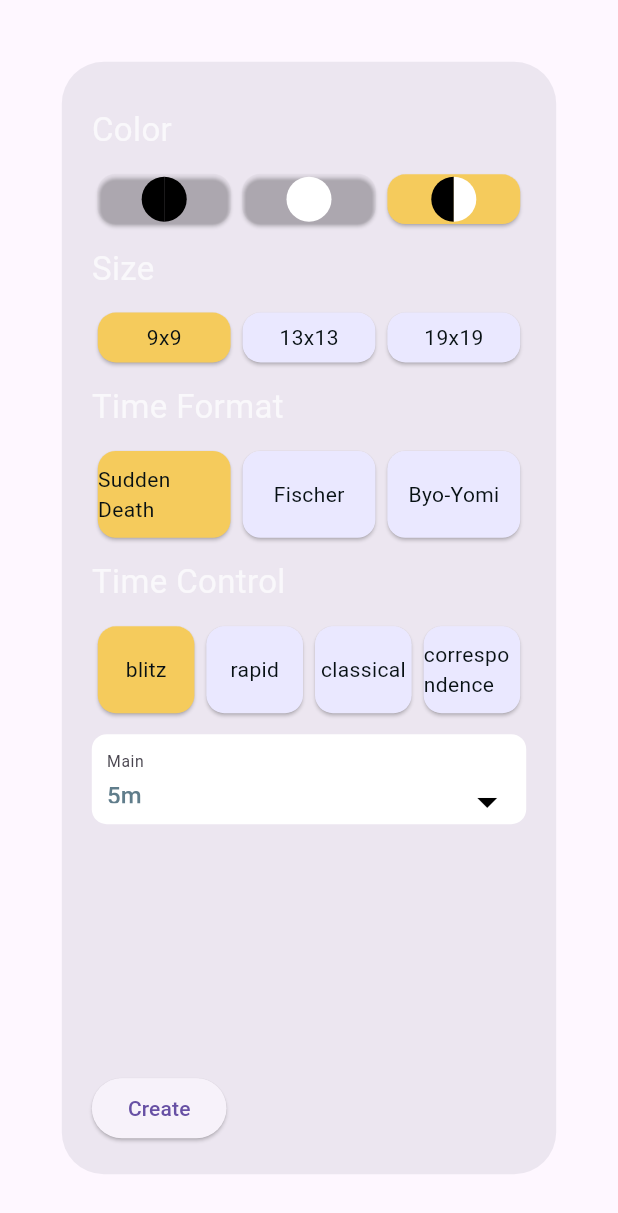
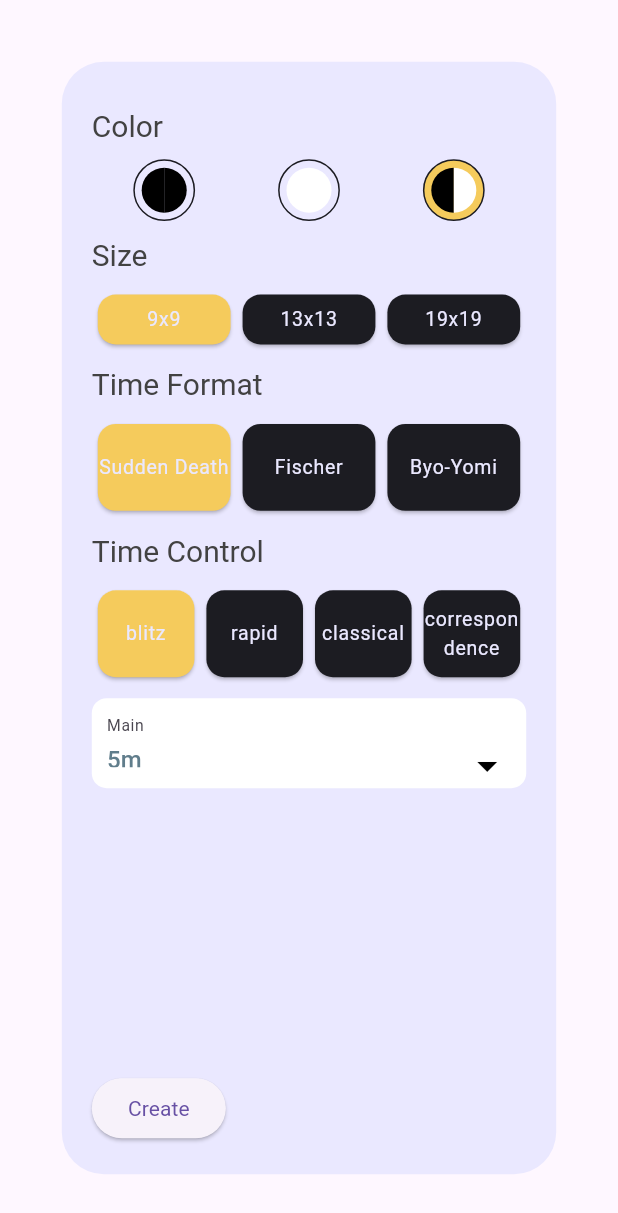
Before and after one commit to avnotaklu/FossGoApp, a Flutter app: the CreateGameScreen widget shown alone on an empty page, opened directly, on a phone screen of 412 x 824 dp. Shown: the top 1213 px of the screen. Run offline on Flutter 3.47's test engine with Material 3 defaults, Android fonts, the phone set to English and light mode, and no system bars; our stand-ins replace firebase_core, flutter_signin_button, fpdart, google_sign_in, responsive_framework, shared_preferences; missing offline and left inert: barebones_timer, signalr_netcore; accounts and stored records are empty; network calls fail; project files that could hold a hidden picture were left out.

Commit message:
Create game ui with new Themes

```diff
--- a/lib/modules/homepage/create_game_screen.dart
+++ b/lib/modules/homepage/create_game_screen.dart
@@ -3,7 +3,9 @@ import 'package:go/constants/constants.dart' as Constants;
 import 'package:flutter/material.dart';
 import 'package:go/constants/constants.dart';
 import 'package:go/core/foundation/duration.dart';
+import 'package:go/core/utils/theme_helpers/context_extensions.dart';
 import 'package:go/models/variant_type.dart';
+import 'package:go/modules/homepage/custom_games_page.dart';
 import 'package:go/modules/homepage/stone_selection_widget.dart';
 import 'package:go/models/time_control.dart';
 import 'package:go/modules/gameplay/playfield_interface/game_widget.dart';
@@ -23,6 +25,7 @@ class CreateGameScreen extends StatelessWidget {
   @override
   Widget build(BuildContext context) {
     return Dialog(
+      backgroundColor: context.theme.cardColor,
       child: Consumer<CreateGameProvider>(builder: (context, cgp, child) {
         return Container(
           height: MediaQuery.of(context).size.height * 0.9,
@@ -32,7 +35,7 @@ class CreateGameScreen extends StatelessWidget {
             mainAxisAlignment: MainAxisAlignment.start,
             crossAxisAlignment: CrossAxisAlignment.start,
             children: [
-              sectionHeading("Color"),
+              sectionHeading(context, "Color"),
               SizedBox(
                 height: MediaQuery.sizeOf(context).height * 0.05,
                 child: Row(
@@ -53,82 +56,52 @@ class CreateGameScreen extends StatelessWidget {
                   ],
                 ),
               ),
-              sectionHeading("Size"),
+              sectionHeading(context, "Size"),
               SizedBox(
                 height: MediaQuery.sizeOf(context).height * 0.05,
                 child: Row(
                     mainAxisSize: MainAxisSize.max,
                     children: Constants.boardSizes.map((item) {
                       return Expanded(
-                        child: GestureDetector(
+                        child: SelectionCard(
                           onTap: () => cgp.changeBoardSize(item),
-                          child: Card(
-                            color: cgp.boardSize == item
-                                ? defaultTheme.enabledColor
-                                : defaultTheme.disabledColor,
-                            child: Center(
-                              child: Text(
-                                item.toString(),
-                                style: TextStyle(
-                                    color: defaultTheme.secondaryTextColor),
-                              ),
-                            ),
-                          ),
+                          selected: cgp.boardSize == item,
+                          label: item.toString(),
                         ),
                       );
                     }).toList()),
               ),
-              sectionHeading("Time Format"),
+              sectionHeading(context, "Time Format"),
               SizedBox(
                 height: MediaQuery.sizeOf(context).height * 0.08,
                 child: Row(
                   mainAxisSize: MainAxisSize.max,
                   children: Constants.TimeFormat.values.map((item) {
                     return Expanded(
-                      child: GestureDetector(
+                      child: SelectionCard(
                         onTap: () {
                           cgp.changeTimeFormat(item);
                         },
-                        child: Card(
-                          color: cgp.timeFormat == item
-                              ? defaultTheme.enabledColor
-                              : defaultTheme.disabledColor,
-                          child: Center(
-                            child: Text(
-                              item.formatName,
-                              style: TextStyle(
-                                  color: defaultTheme.secondaryTextColor),
-                            ),
-                          ),
-                        ),
+                        selected: cgp.timeFormat == item,
+                        label: item.formatName,
                       ),
                     );
                   }).toList(),
                 ),
               ),
-              sectionHeading("Time Control"),
+              sectionHeading(context, "Time Control"),
               SizedBox(
                 height: MediaQuery.sizeOf(context).height * 0.08,
                 child: Row(
                   mainAxisSize: MainAxisSize.max,
                   children: TimeStandard.values.map((item) {
                     return Expanded(
-                      child: GestureDetector(
+                      child: SelectionCard(
                         onTap: () {
                           cgp.changeTimeStandard(item);
                         },
-                        child: Card(
-                          color: cgp.timeStandard == item
-                              ? defaultTheme.enabledColor
-                              : defaultTheme.disabledColor,
-                          child: Center(
-                            child: Text(
-                              item.name,
-                              style: TextStyle(
-                                  color: defaultTheme.secondaryTextColor),
-                            ),
-                          ),
-                        ),
+                        selected: cgp.timeStandard == item,
+                        label: item.name,
                       ),
                     );
                   }).toList(),
@@ -248,10 +221,17 @@ class CreateGameScreen extends StatelessWidget {
           //   selected: mStoneType == type,
           // child:
 
-          Card(
-        color: cgp.mStoneType == type
-            ? defaultTheme.enabledColor
-            : Colors.transparent,
+          Container(
+        decoration: BoxDecoration(
+          color: cgp.mStoneType == type
+              ? context.theme.indicatorColor
+              : context.theme.cardColor,
+          shape: BoxShape.circle,
+          border: Border.all(
+            color: context.theme.disabledColor,
+            width: 1,
+          ),
+        ),
         child: Center(
           child: SizedBox(
             height: 30,
@@ -265,13 +245,10 @@ class CreateGameScreen extends StatelessWidget {
     );
   }
 
-  Widget sectionHeading(String heading) {
+  Widget sectionHeading(BuildContext context, String heading) {
     return Padding(
       padding: const EdgeInsets.symmetric(vertical: 10.0),
-      child: Text(
-        heading,
-        style: const TextStyle(color: Colors.white70, fontSize: 22),
-      ),
+      child: Text(heading, style: context.textTheme.titleLarge),
     );
   }
 
@@ -355,3 +332,40 @@ class CreateGameScreen extends StatelessWidget {
     );
   }
 }
+
+class SelectionCard extends StatelessWidget {
+  // final CreateGameProvider cgp;
+  final void Function() onTap;
+  final bool selected;
+  final String label;
+
+  const SelectionCard({
+    required this.onTap,
+    required this.selected,
+    required this.label,
+    super.key,
+  });
+
+  @override
+  Widget build(BuildContext context) {
+    return GestureDetector(
+      onTap: onTap,
+      child: Card(
+        color:
+            // cgp.boardSize == item
+            selected
+                ? context.theme.indicatorColor
+                : context.theme.disabledColor,
+        child: Center(
+          child: Text(
+            label,
+            textAlign: TextAlign.center,
+            style: context.textTheme.labelSmall?.copyWith(
+              color: context.theme.cardColor,
+            ),
+          ),
+        ),
+      ),
+    );
+  }
+}
```
Also changed, not shown: lib/constants/constants.dart (+73 -31 lines), lib/core/utils/theme_helpers/text_theme_helper.dart (added, +11 -0 lines), lib/modules/gameplay/playfield_interface/gameui/game_ui.dart (+5 -2 lines), lib/modules/gameplay/playfield_interface/gameui/player_card.dart (+6 -6 lines), lib/modules/homepage/custom_games_page.dart (+39 -36 lines), lib/modules/homepage/game_card.dart (+7 -7 lines), lib/modules/homepage/matchmaking_page.dart (+8 -14 lines), lib/widgets/selection_badge.dart (+17 -8 lines).
